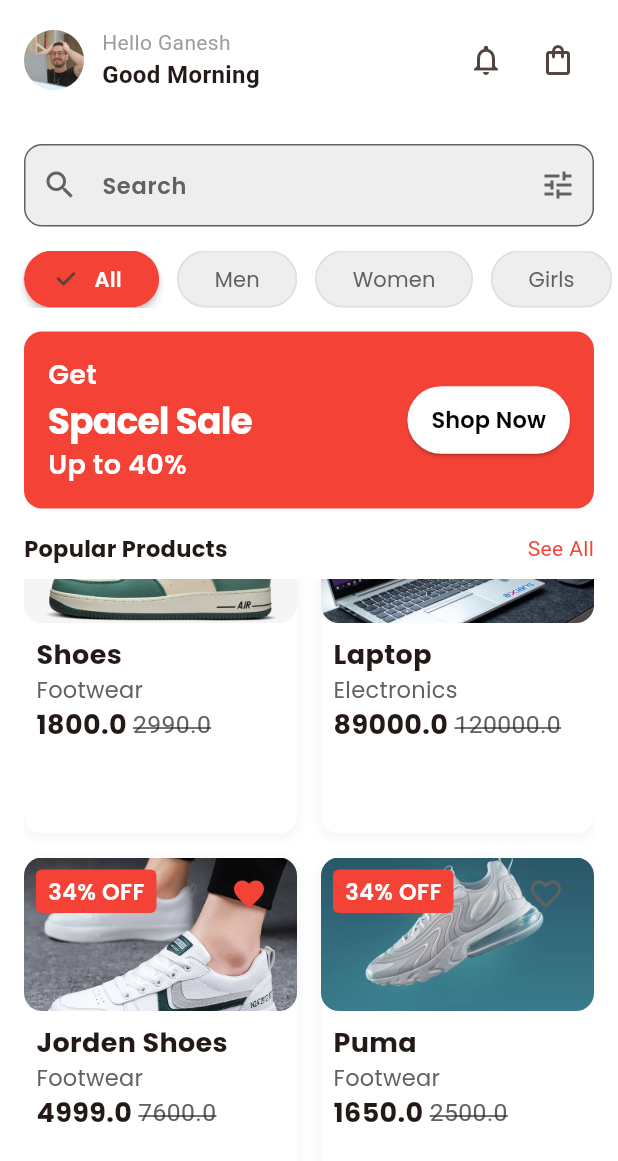
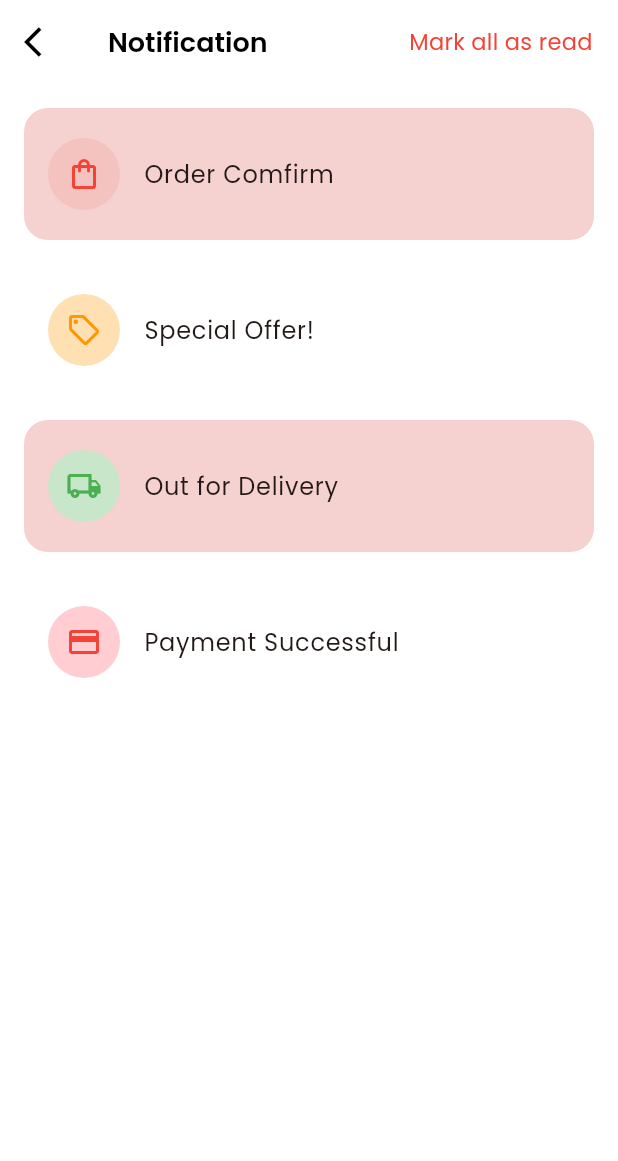
Before and after one commit to ganeshchay2021/E_commerce_modernUI, a Flutter app: the HomeScreen screen opened directly, scrolled down 73 dp, after a tap on the "notifications" icon, on a phone screen of 412 x 824 dp. Shown: the top 1161 px of the screen. Run offline on Flutter 3.47's test engine with Material 3 defaults, Android fonts, the phone set to English and light mode, and no system bars; our stand-ins replace bloc, email_validator, flutter_bloc, google_fonts, shared_preferences; accounts and stored records are empty.

Commit message:
Notification Screen added

```diff
--- /dev/null
+++ b/lib/model/notification_item.dart
@@ -0,0 +1,21 @@
+class NotificationItem {
+  final String title;
+  final String message;
+  final String time;
+  final NotificationType type;
+  final bool isRead;
+
+  NotificationItem(
+      {required this.title,
+      required this.message,
+      required this.time,
+      required this.type,
+      this.isRead=false});
+}
+
+enum NotificationType {
+  order,
+  delivery,
+  promo,
+  payment,
+}
--- /dev/null
+++ b/lib/repository/notification_repository.dart
@@ -0,0 +1,33 @@
+import 'package:e_commerce_modernui/model/notification_item.dart';
+
+class NotificationRepository {
+  static List<NotificationItem> getNotification() {
+    return [
+      NotificationItem(
+        title: "Order Comfirm",
+        message: "Your order #123456 has been confirmed is begin processed",
+        time: "2 minutes ago",
+        type: NotificationType.order,
+      ),
+      NotificationItem(
+        title: "Special Offer!",
+        message: "Get 20% off on all shoes this weekned!",
+        time: "1 hour ago",
+        type: NotificationType.promo,
+        isRead: true,
+      ),
+      NotificationItem(
+        title: "Out for Delivery",
+        message: "Your order #123456 is out of delivery",
+        time: "3 hours ago",
+        type: NotificationType.delivery,
+      ),
+      NotificationItem(
+          title: "Payment Successful",
+          message: "Payment for order #4456565 was successfull",
+          time: "2 minutes ago",
+          type: NotificationType.payment,
+          isRead: true)
+    ];
+  }
+}
--- /dev/null
+++ b/lib/utils/notification_utils.dart
@@ -0,0 +1,45 @@
+import 'package:e_commerce_modernui/model/notification_item.dart';
+import 'package:flutter/material.dart';
+
+class NotificationUtils {
+  static IconData getNotificationIcon( BuildContext context,NotificationType type) {
+    switch (type) {
+      case NotificationType.order:
+        return Icons.shopping_bag_outlined;
+      case NotificationType.delivery:
+        return Icons.local_shipping_outlined;
+      case NotificationType.promo:
+        return Icons.local_offer_outlined;
+      case NotificationType.payment:
+        return Icons.payment_outlined;
+    }
+  }
+
+  static Color getIconBackgroundColor(
+      BuildContext context, NotificationType type) {
+    switch (type) {
+      case NotificationType.order:
+        return Theme.of(context).primaryColor.withOpacity(0.1);
+      case NotificationType.delivery:
+        return Colors.green[100]!;
+      case NotificationType.promo:
+        return Colors.orange[100]!;
+      case NotificationType.payment:
+        return Colors.red[100]!;
+    }
+  }
+
+    static Color getIconColor(
+      BuildContext context, NotificationType type) {
+    switch (type) {
+      case NotificationType.order:
+        return Theme.of(context).primaryColor;
+      case NotificationType.delivery:
+        return Colors.green;
+      case NotificationType.promo:
+        return Colors.orange;
+      case NotificationType.payment:
+        return Colors.red;
+    }
+  }
+}
--- a/lib/view/home/home_screen.dart
+++ b/lib/view/home/home_screen.dart
@@ -2,6 +2,7 @@
 import 'package:e_commerce_modernui/utils/assets.dart';
 import 'package:e_commerce_modernui/view/All%20product/all_product_screen.dart';
 import 'package:e_commerce_modernui/view/cart/cart_screen.dart';
+import 'package:e_commerce_modernui/view/notification/notification_screen.dart';
 import 'package:e_commerce_modernui/widgets/category_chip.dart';
 import 'package:e_commerce_modernui/widgets/custom_search_bar.dart';
 import 'package:e_commerce_modernui/widgets/product_grid.dart';
@@ -55,7 +56,14 @@
 
                   //notification icon
                   IconButton(
-                    onPressed: () {},
+                    onPressed: () {
+                      Navigator.push(
+                        context,
+                        CupertinoPageRoute(
+                          builder: (context) => const NotificationScreen(),
+                        ),
+                      );
+                    },
                     icon: const Icon(
                       Icons.notifications_outlined,
                     ),
--- /dev/null
+++ b/lib/view/notification/notification_screen.dart
@@ -0,0 +1,100 @@
+import 'package:e_commerce_modernui/model/notification_item.dart';
+import 'package:e_commerce_modernui/repository/notification_repository.dart';
+import 'package:e_commerce_modernui/utils/app_text_styles.dart';
+import 'package:e_commerce_modernui/utils/notification_utils.dart';
+import 'package:e_commerce_modernui/widgets/custom_iconbutton.dart';
+import 'package:flutter/material.dart';
+
+class NotificationScreen extends StatelessWidget {
+  const NotificationScreen({super.key});
+
+  @override
+  Widget build(BuildContext context) {
+    final isDark = Theme.of(context).brightness == Brightness.dark;
+
+    return Scaffold(
+        appBar: AppBar(
+          leading: CustomIconbutton(
+            icon: Icons.arrow_back_ios,
+            onTap: () {
+              Navigator.pop(context);
+            },
+          ),
+          title: Text(
+            "Notification",
+            style: AppTextstyles.withColor(
+              AppTextstyles.h3,
+              isDark ? Colors.white : Colors.black,
+            ),
+          ),
+          actions: [
+            TextButton(
+              onPressed: () {
+                //Mark all read read
+              },
+              child: Text(
+                "Mark all as read",
+                style: AppTextstyles.withColor(
+                  AppTextstyles.bodyMedium,
+                  Theme.of(context).primaryColor,
+                ),
+              ),
+            ),
+            const SizedBox(
+              width: 5,
+            ),
+          ],
+        ),
+        body: ListView.builder(
+          padding: const EdgeInsets.all(16),
+          itemCount: NotificationRepository.getNotification().length,
+          itemBuilder: (context, index) {
+            final notification =
+                NotificationRepository.getNotification()[index];
+            return _buildNotificationCard(context, notification);
+          },
+        ));
+  }
+
+  Widget _buildNotificationCard(
+      BuildContext context, NotificationItem notification) {
+    final isDark = Theme.of(context).brightness == Brightness.dark;
+
+    return Container(
+      margin: const EdgeInsets.only(bottom: 16),
+      decoration: BoxDecoration(
+        borderRadius: BorderRadius.circular(16),
+        color: notification.isRead
+            ? Theme.of(context).cardColor
+            : Theme.of(context).primaryColor.withOpacity(0.2),
+        boxShadow: [
+          BoxShadow(
+              color: isDark
+                  ? Colors.black.withOpacity(0.2)
+                  : Colors.grey.withOpacity(0.1)),
+        ],
+      ),
+      child: ListTile(
+        contentPadding: const EdgeInsets.all(16),
+        leading: Container(
+          padding: const EdgeInsets.all(12),
+          decoration: BoxDecoration(
+              shape: BoxShape.circle,
+              color: NotificationUtils.getIconBackgroundColor(
+                  context, notification.type)),
+          child: Icon(
+            NotificationUtils.getNotificationIcon(context, notification.type),
+            color: NotificationUtils.getIconColor(context, notification.type),
+          ),
+        ),
+        title: Text(
+          notification.title,
+          style: AppTextstyles.withColor(
+            AppTextstyles.bodyLarge,
+            Theme.of(context).textTheme.bodyLarge!.color!,
+          ),
+        ),
+      ),
+    );
+  }
+}
```
